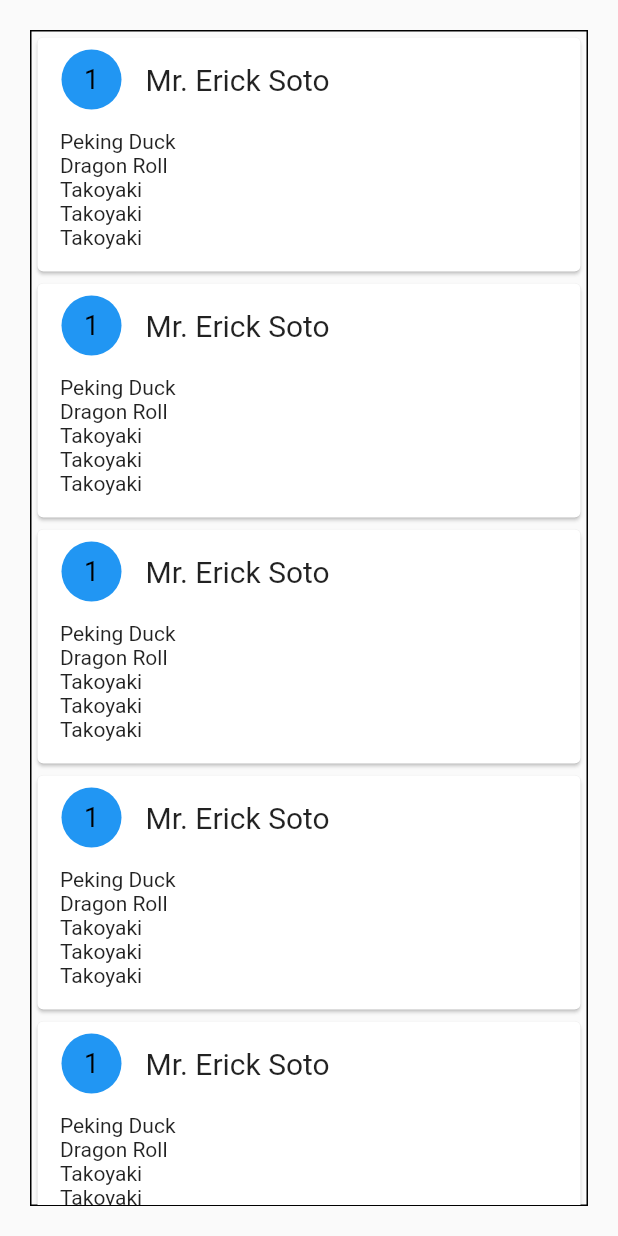
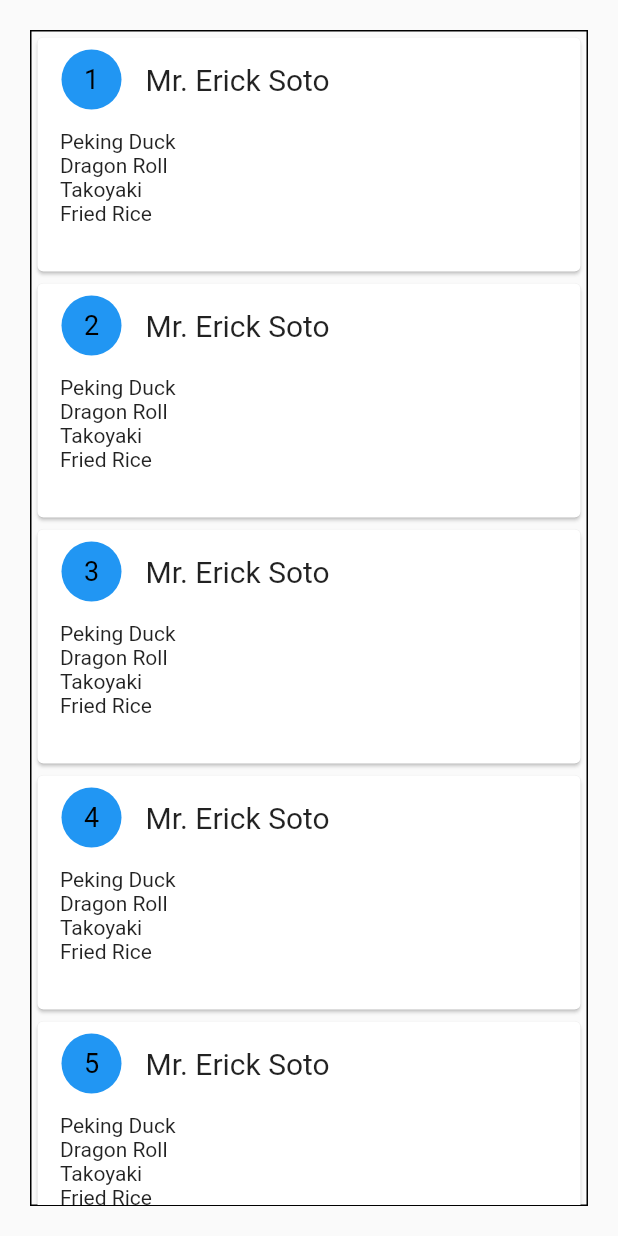
Before and after one commit to ericksotoe/DinEasy, a Flutter app: the TablePage screen opened by its route, on a phone screen of 412 x 824 dp. Run offline on Flutter 3.47's test engine with Material 2 defaults, Android fonts, the phone set to English and light mode, and no system bars.

Commit message:
Table Page update - handled data in classes and stored them specifically in List

```diff
--- /dev/null
+++ b/management/dineasy_management/lib/DataModels/Item.dart
@@ -0,0 +1,7 @@
+class Item {
+  var itemName;
+  var itemImage;
+
+  // TODO: improve and use this in the future
+  Item(this.itemName, this.itemImage);
+}
--- /dev/null
+++ b/management/dineasy_management/lib/DataModels/TableStatus.dart
@@ -0,0 +1,10 @@
+class TableStatus {
+  int tableNumber;
+  String customerName;
+  List orderedList;
+
+  TableStatus(this.tableNumber, this.customerName,
+      [this.orderedList = const []]);
+
+  addItem(String item) => orderedList.add(item);
+}
--- a/management/dineasy_management/lib/TablePage.dart
+++ b/management/dineasy_management/lib/TablePage.dart
@@ -1,4 +1,5 @@
 import 'package:flutter/material.dart';
+import 'DataModels/TableStatus.dart';
 
 class TablePage extends StatefulWidget {
   static String tag = 'bill-page';
@@ -7,35 +8,51 @@ class TablePage extends StatefulWidget {
   _TablePage createState() => _TablePage();
 }
 
+List _sampleData() {
+  var tableList = List<TableStatus>();
+  for (int i = 1; i <= 5; i++) {
+    tableList.add(TableStatus(i, "Mr. Erick Soto",
+        ["Peking Duck", "Dragon Roll", "Takoyaki", "Fried Rice"]));
+  }
+  return tableList;
+}
+
+// TODO: might create a Util helper => createWidgetFromList
+List _createTableButtonFromList(List tableList) {
+  var buttonsList = List<FlatButton>();
+  for (var tableStatus in tableList) {
+    buttonsList.add(FlatButton(
+        padding: EdgeInsets.all(0.0),
+        onPressed: () => print("on press"),
+        child: TableCard(tableStatus)));
+  }
+  return buttonsList;
+}
+
+List _createTextFromList(List textList) {
+  var textsList = List<Text>();
+  for (var text in textList) {
+    textsList.add(Text(text));
+  }
+  return textsList;
+}
+
 class _TablePage extends State<TablePage> {
+  var tableList;
+
   @override
   Widget build(BuildContext context) {
-    print("bill");
+    print("Created Table Page");
+
+    // TODO: replace this with data base access
+    tableList = _sampleData();
 
     final body = Container(
       margin: EdgeInsets.all(20.0),
       decoration:
           new BoxDecoration(border: new Border.all(color: Colors.black)),
       child: ListView(
-        children: <Widget>[
-          FlatButton(
-              padding: EdgeInsets.all(0.0),
-              onPressed: () => print("on press"),
-              child: TableCard(1, "Mr. Erick Soto",
-                  ["Peking Duck", "Dragon Roll", "Takoyaki"])),
-          TableCard(
-              1, "Mr. Erick Soto", ["Peking Duck", "Dragon Roll", "Takoyaki"]),
-          TableCard(
-              1, "Mr. Erick Soto", ["Peking Duck", "Dragon Roll", "Takoyaki"]),
-          TableCard(
-              1, "Mr. Erick Soto", ["Peking Duck", "Dragon Roll", "Takoyaki"]),
-          TableCard(
-              1, "Mr. Erick Soto", ["Peking Duck", "Dragon Roll", "Takoyaki"]),
-          TableCard(
-              1, "Mr. Erick Soto", ["Peking Duck", "Dragon Roll", "Takoyaki"]),
-          TableCard(
-              1, "Mr. Erick Soto", ["Peking Duck", "Dragon Roll", "Takoyaki"]),
-        ],
+        children: _createTableButtonFromList(tableList)
       ),
     );
 
@@ -46,11 +63,9 @@ class _TablePage extends State<TablePage> {
 }
 
 class TableCard extends StatelessWidget {
-  var tableNumber;
-  var customerName;
-  var dishesList;
+  TableStatus tableStatus;
 
-  TableCard(this.tableNumber, this.customerName, this.dishesList);
+  TableCard(this.tableStatus);
 
   @override
   Widget build(BuildContext context) {
@@ -61,23 +76,16 @@ class TableCard extends StatelessWidget {
             ListTile(
                 leading: CircleAvatar(
                     backgroundColor: Colors.blue,
-                    child: Text(tableNumber.toString(),
+                    child: Text(tableStatus.tableNumber.toString(),
                         style: TextStyle(color: Colors.black, fontSize: 18.0))),
-                title: Text(customerName, style: TextStyle(fontSize: 20.0))
+                title: Text(tableStatus.customerName, style: TextStyle(fontSize: 20.0))
                 // TODO: might want to put something in subtitle?
                 ),
             Container(
               margin: EdgeInsets.fromLTRB(15.0, 5.0, 15.0, 15.0),
               height: 80.0,
               child: ListView(
-                children: <Widget>[
-                  const Text('Peking Duck'),
-                  const Text('Dragon Roll'),
-                  const Text('Takoyaki'),
-                  const Text('Takoyaki'),
-                  const Text('Takoyaki'),
-                  const Text('Takoyaki'),
-                ],
+                children: _createTextFromList(tableStatus.orderedList),
               ),
             )
           ],
```
